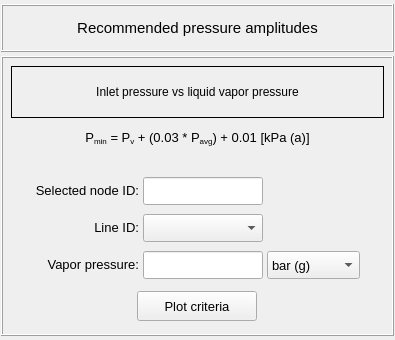
Qt form pulse/interface/data/ui_files/criterias/reciprocating_pump_inlet_pressure_criteria_widget.ui (open-pulse/OpenPulse) before a commit.
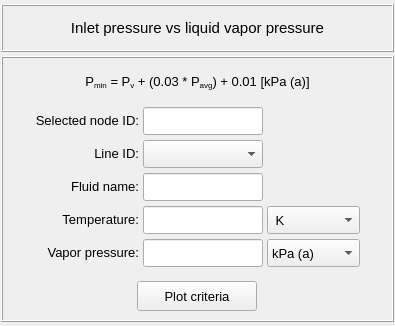
The same form after that commit.

Commit message: Advances in the inlet pressure criteria for reciprocating pump

The edit to the form file:
```diff
--- a/pulse/interface/data/ui_files/criterias/reciprocating_pump_inlet_pressure_criteria_widget.ui
+++ b/pulse/interface/data/ui_files/criterias/reciprocating_pump_inlet_pressure_criteria_widget.ui
@@ -7,13 +7,13 @@
     <x>0</x>
     <y>0</y>
     <width>395</width>
-    <height>340</height>
+    <height>326</height>
    </rect>
   </property>
   <property name="maximumSize">
    <size>
     <width>16777215</width>
-    <height>340</height>
+    <height>360</height>
    </size>
   </property>
   <property name="windowTitle">
@@ -67,7 +67,7 @@
          </font>
         </property>
         <property name="text">
-         <string>Recommended pressure amplitudes</string>
+         <string>Inlet pressure vs liquid vapor pressure</string>
         </property>
         <property name="alignment">
          <set>Qt::AlignCenter</set>
@@ -126,89 +126,6 @@
           <number>4</number>
          </property>
          <item row="1" column="0">
-          <widget class="QFrame" name="frame_15">
-           <property name="minimumSize">
-            <size>
-             <width>0</width>
-             <height>32</height>
-            </size>
-           </property>
-           <property name="maximumSize">
-            <size>
-             <width>16777215</width>
-             <height>32</height>
-            </size>
-           </property>
-           <property name="frameShape">
-            <enum>QFrame::NoFrame</enum>
-           </property>
-           <property name="frameShadow">
-            <enum>QFrame::Raised</enum>
-           </property>
-           <layout class="QGridLayout" name="gridLayout_10">
-            <property name="leftMargin">
-             <number>2</number>
-            </property>
-            <property name="topMargin">
-             <number>2</number>
-            </property>
-            <property name="rightMargin">
-             <number>2</number>
-            </property>
-            <property name="bottomMargin">
-             <number>2</number>
-            </property>
-            <property name="spacing">
-             <number>2</number>
-            </property>
-            <item row="0" column="1">
-             <widget class="QLabel" name="label_10">
-              <property name="font">
-               <font>
-                <pointsize>10</pointsize>
-               </font>
-              </property>
-              <property name="text">
-               <string>&lt;html&gt;&lt;head/&gt;&lt;body&gt;&lt;p&gt;P&lt;span style=&quot; vertical-align:sub;&quot;&gt;min&lt;/span&gt; = P&lt;span style=&quot; vertical-align:sub;&quot;&gt;v&lt;/span&gt; + (0.03 * P&lt;span style=&quot; vertical-align:sub;&quot;&gt;avg&lt;/span&gt;) + 0.01     [kPa (a)]&lt;/p&gt;&lt;/body&gt;&lt;/html&gt;</string>
-              </property>
-              <property name="alignment">
-               <set>Qt::AlignCenter</set>
-              </property>
-              <property name="wordWrap">
-               <bool>false</bool>
-              </property>
-             </widget>
-            </item>
-            <item row="0" column="0">
-             <spacer name="horizontalSpacer_3">
-              <property name="orientation">
-               <enum>Qt::Horizontal</enum>
-              </property>
-              <property name="sizeHint" stdset="0">
-               <size>
-                <width>40</width>
-                <height>20</height>
-               </size>
-              </property>
-             </spacer>
-            </item>
-            <item row="0" column="2">
-             <spacer name="horizontalSpacer_4">
-              <property name="orientation">
-               <enum>Qt::Horizontal</enum>
-              </property>
-              <property name="sizeHint" stdset="0">
-               <size>
-                <width>40</width>
-                <height>20</height>
-               </size>
-              </property>
-             </spacer>
-            </item>
-           </layout>
-          </widget>
-         </item>
-         <item row="2" column="0">
           <widget class="QFrame" name="frame_18">
            <property name="minimumSize">
             <size>
@@ -219,7 +136,7 @@
            <property name="maximumSize">
             <size>
              <width>16777215</width>
-             <height>100</height>
+             <height>200</height>
             </size>
            </property>
            <property name="frameShape">
@@ -247,6 +164,19 @@
             <property name="verticalSpacing">
              <number>2</number>
             </property>
+            <item row="4" column="4">
+             <spacer name="horizontalSpacer">
+              <property name="orientation">
+               <enum>Qt::Horizontal</enum>
+              </property>
+              <property name="sizeHint" stdset="0">
+               <size>
+                <width>40</width>
+                <height>20</height>
+               </size>
+              </property>
+             </spacer>
+            </item>
             <item row="0" column="1">
              <widget class="QLabel" name="label_selected_id">
               <property name="minimumSize">
@@ -274,34 +204,7 @@
               </property>
              </widget>
             </item>
-            <item row="0" column="2">
-             <widget class="QLineEdit" name="lineEdit_selected_id">
-              <property name="minimumSize">
-               <size>
-                <width>120</width>
-                <height>28</height>
-               </size>
-              </property>
-              <property name="maximumSize">
-               <size>
-                <width>120</width>
-                <height>28</height>
-               </size>
-              </property>
-              <property name="font">
-               <font>
-                <pointsize>10</pointsize>
-               </font>
-              </property>
-              <property name="styleSheet">
-               <string notr="true"/>
-              </property>
-              <property name="alignment">
-               <set>Qt::AlignCenter</set>
-              </property>
-             </widget>
-            </item>
-            <item row="2" column="1">
+            <item row="4" column="1">
              <widget class="QLabel" name="label_13">
               <property name="minimumSize">
                <size>
@@ -328,6 +231,57 @@
               </property>
              </widget>
             </item>
+            <item row="4" column="2">
+             <widget class="QLineEdit" name="lineEdit_vapor_pressure">
+              <property name="minimumSize">
+               <size>
+                <width>120</width>
+                <height>28</height>
+               </size>
+              </property>
+              <property name="maximumSize">
+               <size>
+                <width>120</width>
+                <height>28</height>
+               </size>
+              </property>
+              <property name="font">
+               <font>
+                <pointsize>10</pointsize>
+               </font>
+              </property>
+              <property name="alignment">
+               <set>Qt::AlignCenter</set>
+              </property>
+             </widget>
+            </item>
+            <item row="0" column="2">
+             <widget class="QLineEdit" name="lineEdit_selected_id">
+              <property name="minimumSize">
+               <size>
+                <width>120</width>
+                <height>28</height>
+               </size>
+              </property>
+              <property name="maximumSize">
+               <size>
+                <width>120</width>
+                <height>28</height>
+               </size>
+              </property>
+              <property name="font">
+               <font>
+                <pointsize>10</pointsize>
+               </font>
+              </property>
+              <property name="styleSheet">
+               <string notr="true"/>
+              </property>
+              <property name="alignment">
+               <set>Qt::AlignCenter</set>
+              </property>
+             </widget>
+            </item>
             <item row="1" column="1">
              <widget class="QLabel" name="label_11">
               <property name="font">
@@ -343,30 +297,6 @@
               </property>
              </widget>
             </item>
-            <item row="2" column="2">
-             <widget class="QLineEdit" name="lineEdit_internal_diameter">
-              <property name="minimumSize">
-               <size>
-                <width>120</width>
-                <height>28</height>
-               </size>
-              </property>
-              <property name="maximumSize">
-               <size>
-                <width>120</width>
-                <height>28</height>
-               </size>
-              </property>
-              <property name="font">
-               <font>
-                <pointsize>10</pointsize>
-               </font>
-              </property>
-              <property name="alignment">
-               <set>Qt::AlignCenter</set>
-              </property>
-             </widget>
-            </item>
             <item row="1" column="2">
              <widget class="QComboBox" name="comboBox_line_ids">
               <property name="minimumSize">
@@ -388,33 +318,7 @@
               </property>
              </widget>
             </item>
-            <item row="2" column="0">
-             <spacer name="horizontalSpacer_2">
-              <property name="orientation">
-               <enum>Qt::Horizontal</enum>
-              </property>
-              <property name="sizeHint" stdset="0">
-               <size>
-                <width>40</width>
-                <height>20</height>
-               </size>
-              </property>
-             </spacer>
-            </item>
-            <item row="2" column="4">
-             <spacer name="horizontalSpacer">
-              <property name="orientation">
-               <enum>Qt::Horizontal</enum>
-              </property>
-              <property name="sizeHint" stdset="0">
-               <size>
-                <width>40</width>
-                <height>20</height>
-               </size>
-              </property>
-             </spacer>
-            </item>
-            <item row="2" column="3">
+            <item row="4" column="3">
              <widget class="QComboBox" name="comboBox_pressure_units">
               <property name="minimumSize">
                <size>
@@ -434,7 +338,10 @@
                </font>
               </property>
               <property name="currentIndex">
-               <number>5</number>
+               <number>2</number>
+              </property>
+              <property name="minimumContentsLength">
+               <number>0</number>
               </property>
               <item>
                <property name="text">
@@ -478,21 +385,173 @@
               </item>
              </widget>
             </item>
+            <item row="4" column="0">
+             <spacer name="horizontalSpacer_2">
+              <property name="orientation">
+               <enum>Qt::Horizontal</enum>
+              </property>
+              <property name="sizeHint" stdset="0">
+               <size>
+                <width>40</width>
+                <height>20</height>
+               </size>
+              </property>
+             </spacer>
+            </item>
+            <item row="2" column="1">
+             <widget class="QLabel" name="label_14">
+              <property name="minimumSize">
+               <size>
+                <width>0</width>
+                <height>28</height>
+               </size>
+              </property>
+              <property name="maximumSize">
+               <size>
+                <width>16777215</width>
+                <height>28</height>
+               </size>
+              </property>
+              <property name="font">
+               <font>
+                <pointsize>10</pointsize>
+               </font>
+              </property>
+              <property name="text">
+               <string>&lt;html&gt;&lt;head/&gt;&lt;body&gt;&lt;p&gt;Fluid name:&lt;/p&gt;&lt;/body&gt;&lt;/html&gt;</string>
+              </property>
+              <property name="alignment">
+               <set>Qt::AlignRight|Qt::AlignTrailing|Qt::AlignVCenter</set>
+              </property>
+             </widget>
+            </item>
+            <item row="2" column="2">
+             <widget class="QLineEdit" name="lineEdit_fluid_name">
+              <property name="minimumSize">
+               <size>
+                <width>120</width>
+                <height>28</height>
+               </size>
+              </property>
+              <property name="maximumSize">
+               <size>
+                <width>120</width>
+                <height>28</height>
+               </size>
+              </property>
+              <property name="font">
+               <font>
+                <pointsize>10</pointsize>
+               </font>
+              </property>
+              <property name="alignment">
+               <set>Qt::AlignCenter</set>
+              </property>
+             </widget>
+            </item>
+            <item row="3" column="1">
+             <widget class="QLabel" name="label_15">
+              <property name="minimumSize">
+               <size>
+                <width>0</width>
+                <height>28</height>
+               </size>
+              </property>
+              <property name="maximumSize">
+               <size>
+                <width>16777215</width>
+                <height>28</height>
+               </size>
+              </property>
+              <property name="font">
+               <font>
+                <pointsize>10</pointsize>
+               </font>
+              </property>
+              <property name="text">
+               <string>&lt;html&gt;&lt;head/&gt;&lt;body&gt;&lt;p&gt;Temperature:&lt;/p&gt;&lt;/body&gt;&lt;/html&gt;</string>
+              </property>
+              <property name="alignment">
+               <set>Qt::AlignRight|Qt::AlignTrailing|Qt::AlignVCenter</set>
+              </property>
+             </widget>
+            </item>
+            <item row="3" column="2">
+             <widget class="QLineEdit" name="lineEdit_temperature">
+              <property name="minimumSize">
+               <size>
+                <width>120</width>
+                <height>28</height>
+               </size>
+              </property>
+              <property name="maximumSize">
+               <size>
+                <width>120</width>
+                <height>28</height>
+               </size>
+              </property>
+              <property name="font">
+               <font>
+                <pointsize>10</pointsize>
+               </font>
+              </property>
+              <property name="alignment">
+               <set>Qt::AlignCenter</set>
+              </property>
+             </widget>
+            </item>
+            <item row="3" column="3">
+             <widget class="QComboBox" name="comboBox_temperature_units">
+              <property name="minimumSize">
+               <size>
+                <width>0</width>
+                <height>28</height>
+               </size>
+              </property>
+              <property name="maximumSize">
+               <size>
+                <width>16777215</width>
+                <height>28</height>
+               </size>
+              </property>
+              <property name="font">
+               <font>
+                <pointsize>10</pointsize>
+               </font>
+              </property>
+              <property name="currentIndex">
+               <number>1</number>
+              </property>
+              <property name="minimumContentsLength">
+               <number>0</number>
+              </property>
+              <item>
+               <property name="text">
+                <string>°C</string>
+               </property>
+              </item>
+              <item>
+               <property name="text">
+                <string> K</string>
+               </property>
+              </item>
+             </widget>
+            </item>
            </layout>
           </widget>
          </item>
-         <item row="3" column="0">
+         <item row="2" column="0">
           <widget class="QFrame" name="frame_21">
            <property name="minimumSize">
             <size>
              <width>0</width>
-             <height>48</height>
+             <height>40</height>
             </size>
            </property>
            <property name="maximumSize">
             <size>
              <width>16777215</width>
-             <height>48</height>
+             <height>40</height>
             </size>
            </property>
            <property name="frameShape">
@@ -555,41 +614,86 @@
           </widget>
          </item>
          <item row="0" column="0">
-          <widget class="QLabel" name="label_second_criteria">
+          <widget class="QFrame" name="frame_15">
            <property name="minimumSize">
             <size>
              <width>0</width>
-             <height>40</height>
+             <height>32</height>
             </size>
            </property>
            <property name="maximumSize">
             <size>
              <width>16777215</width>
-             <height>52</height>
+             <height>32</height>
             </size>
            </property>
-           <property name="font">
-            <font>
-             <pointsize>9</pointsize>
-             <weight>50</weight>
-             <bold>false</bold>
-            </font>
-           </property>
            <property name="frameShape">
-            <enum>QFrame::Box</enum>
+            <enum>QFrame::NoFrame</enum>
            </property>
-           <property name="text">
-            <string>Inlet pressure vs liquid vapor pressure</string>
+           <property name="frameShadow">
+            <enum>QFrame::Raised</enum>
            </property>
-           <property name="alignment">
-            <set>Qt::AlignCenter</set>
-           </property>
-           <property name="wordWrap">
-            <bool>true</bool>
-           </property>
-           <property name="margin">
-            <number>6</number>
-           </property>
+           <layout class="QGridLayout" name="gridLayout_10">
+            <property name="leftMargin">
+             <number>2</number>
+            </property>
+            <property name="topMargin">
+             <number>2</number>
+            </property>
+            <property name="rightMargin">
+             <number>2</number>
+            </property>
+            <property name="bottomMargin">
+             <number>2</number>
+            </property>
+            <property name="spacing">
+             <number>2</number>
+            </property>
+            <item row="0" column="1">
+             <widget class="QLabel" name="label_10">
+              <property name="font">
+               <font>
+                <pointsize>10</pointsize>
+               </font>
+              </property>
+              <property name="text">
+               <string>&lt;html&gt;&lt;head/&gt;&lt;body&gt;&lt;p&gt;P&lt;span style=&quot; vertical-align:sub;&quot;&gt;min&lt;/span&gt; = P&lt;span style=&quot; vertical-align:sub;&quot;&gt;v&lt;/span&gt; + (0.03 * P&lt;span style=&quot; vertical-align:sub;&quot;&gt;avg&lt;/span&gt;) + 0.01     [kPa (a)]&lt;/p&gt;&lt;/body&gt;&lt;/html&gt;</string>
+              </property>
+              <property name="alignment">
+               <set>Qt::AlignCenter</set>
+              </property>
+              <property name="wordWrap">
+               <bool>false</bool>
+              </property>
+             </widget>
+            </item>
+            <item row="0" column="0">
+             <spacer name="horizontalSpacer_3">
+              <property name="orientation">
+               <enum>Qt::Horizontal</enum>
+              </property>
+              <property name="sizeHint" stdset="0">
+               <size>
+                <width>40</width>
+                <height>20</height>
+               </size>
+              </property>
+             </spacer>
+            </item>
+            <item row="0" column="2">
+             <spacer name="horizontalSpacer_4">
+              <property name="orientation">
+               <enum>Qt::Horizontal</enum>
+              </property>
+              <property name="sizeHint" stdset="0">
+               <size>
+                <width>40</width>
+                <height>20</height>
+               </size>
+              </property>
+             </spacer>
+            </item>
+           </layout>
           </widget>
          </item>
         </layout>
```
Left out of the diff: 2 changed lines with no effect on the pictures. The commit also changes 6 other files.
